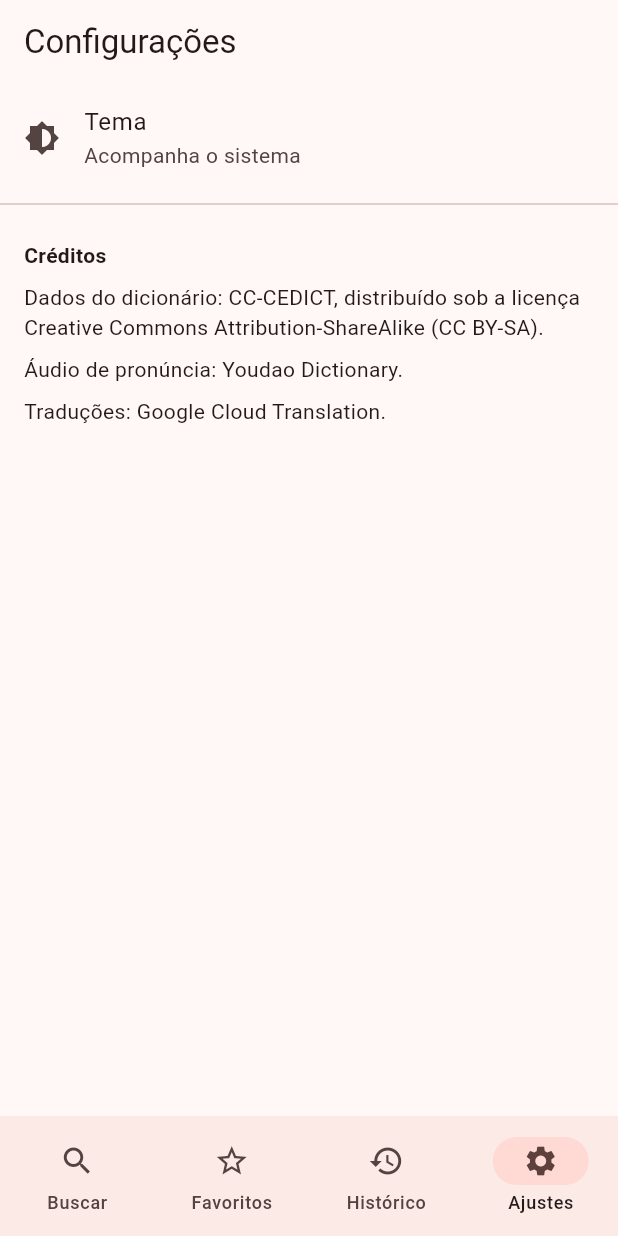
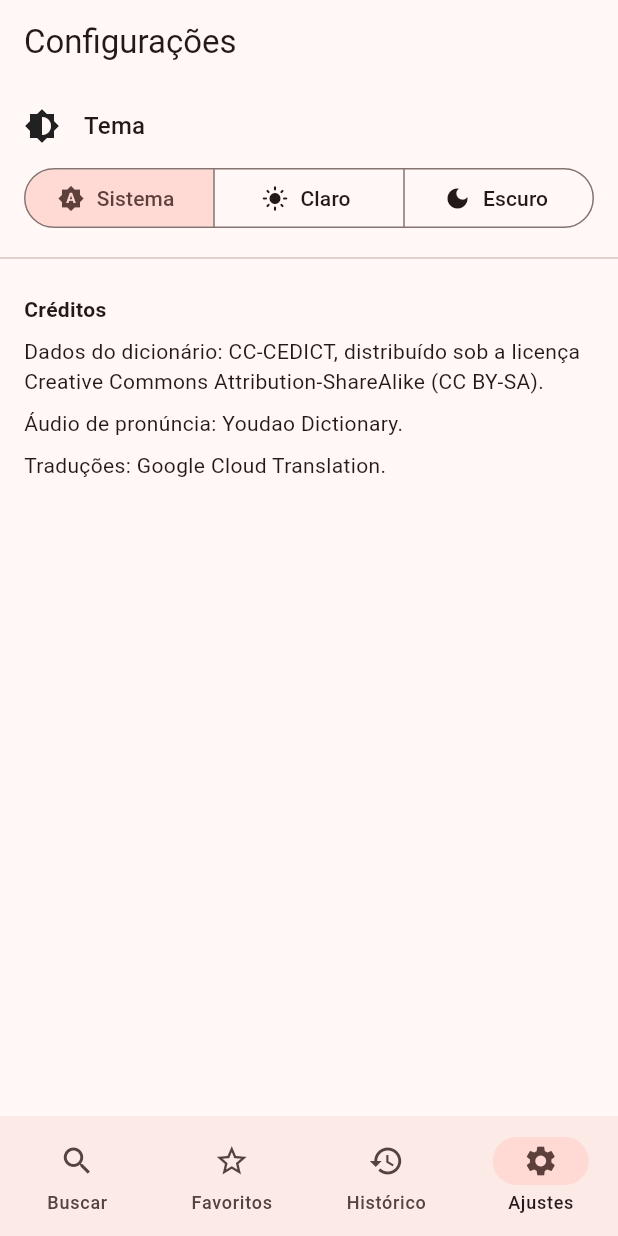
Before and after one commit to jvmarinho061/Translate-app-for-mandarin-students, a Flutter app: the screen it shows after launch, item 4 of the bottom bar chosen, on a phone screen of 412 x 824 dp. Run offline on Flutter 3.47's test engine with Material 3 defaults, Android fonts, the phone set to English and light mode, and no system bars; our stand-ins replace dio, equatable, flutter_bloc, go_router, hive_ce, hive_ce_flutter and 2 more; accounts and stored records are empty.

Commit message:
mudanca modo escuro

```diff
--- a/lib/app/app.dart
+++ b/lib/app/app.dart
@@ -7,6 +7,8 @@ import 'package:pinyinapp/core/di/dependencies.dart';
 import 'package:pinyinapp/features/dictionary/presentation/cubit/search_cubit.dart';
 import 'package:pinyinapp/features/favorites/presentation/cubit/favorites_cubit.dart';
 import 'package:pinyinapp/features/history/presentation/cubit/history_cubit.dart';
+import 'package:pinyinapp/features/settings/domain/entities/app_theme_mode.dart';
+import 'package:pinyinapp/features/settings/presentation/cubit/theme_cubit.dart';
 
 class PinyinApp extends StatefulWidget {
   const PinyinApp({required this.dependencies, super.key});
@@ -33,14 +35,19 @@ class _PinyinAppState extends State<PinyinApp> {
         BlocProvider(
           create: (_) => HistoryCubit(widget.dependencies.history),
         ),
+        BlocProvider(
+          create: (_) => ThemeCubit(widget.dependencies.settings),
+        ),
       ],
-      child: MaterialApp.router(
-        title: 'pinyinapp',
-        debugShowCheckedModeBanner: false,
-        theme: AppTheme.light(),
-        darkTheme: AppTheme.dark(),
-        themeMode: ThemeMode.system,
-        routerConfig: _router,
+      child: BlocBuilder<ThemeCubit, AppThemeMode>(
+        builder: (context, mode) => MaterialApp.router(
+          title: 'pinyinapp',
+          debugShowCheckedModeBanner: false,
+          theme: AppTheme.light(),
+          darkTheme: AppTheme.dark(),
+          themeMode: mode.toFlutter(),
+          routerConfig: _router,
+        ),
       ),
     );
   }
--- /dev/null
+++ b/lib/features/settings/domain/entities/app_theme_mode.dart
@@ -0,0 +1,12 @@
+enum AppThemeMode {
+  system,
+  light,
+  dark;
+
+  static AppThemeMode fromName(String? name) {
+    for (final mode in AppThemeMode.values) {
+      if (mode.name == name) return mode;
+    }
+    return AppThemeMode.system;
+  }
+}
--- /dev/null
+++ b/lib/features/settings/domain/repositories/settings_repository.dart
@@ -0,0 +1,8 @@
+import 'package:pinyinapp/core/result/result.dart';
+import 'package:pinyinapp/features/settings/domain/entities/app_theme_mode.dart';
+
+abstract interface class SettingsRepository {
+  Result<AppThemeMode> readThemeMode();
+
+  Future<Result<void>> saveThemeMode(AppThemeMode mode);
+}
--- /dev/null
+++ b/lib/features/settings/presentation/cubit/theme_cubit.dart
@@ -0,0 +1,18 @@
+import 'package:flutter_bloc/flutter_bloc.dart';
+import 'package:pinyinapp/features/settings/domain/entities/app_theme_mode.dart';
+import 'package:pinyinapp/features/settings/domain/repositories/settings_repository.dart';
+
+class ThemeCubit extends Cubit<AppThemeMode> {
+  ThemeCubit(this.repository)
+      : super(
+          repository.readThemeMode().valueOrNull ?? AppThemeMode.system,
+        );
+
+  final SettingsRepository repository;
+
+  Future<void> select(AppThemeMode mode) async {
+    if (mode == state) return;
+    emit(mode);
+    await repository.saveThemeMode(mode);
+  }
+}
--- a/lib/features/settings/presentation/pages/settings_page.dart
+++ b/lib/features/settings/presentation/pages/settings_page.dart
@@ -1,4 +1,7 @@
 import 'package:flutter/material.dart';
+import 'package:flutter_bloc/flutter_bloc.dart';
+import 'package:pinyinapp/features/settings/domain/entities/app_theme_mode.dart';
+import 'package:pinyinapp/features/settings/presentation/cubit/theme_cubit.dart';
 
 class SettingsPage extends StatelessWidget {
   const SettingsPage({super.key});
@@ -9,14 +12,64 @@ class SettingsPage extends StatelessWidget {
       appBar: AppBar(title: const Text('Configurações')),
       body: ListView(
         children: const [
-          ListTile(
-            leading: Icon(Icons.brightness_6),
-            title: Text('Tema'),
-            subtitle: Text('Acompanha o sistema'),
-          ),
+          _ThemeSelector(),
           Divider(),
           _Attribution(),
         ],
+      ),
+    );
+  }
+}
+
+class _ThemeSelector extends StatelessWidget {
+  const _ThemeSelector();
+
+  @override
+  Widget build(BuildContext context) {
+    return BlocBuilder<ThemeCubit, AppThemeMode>(
+      builder: (context, mode) => Padding(
+        padding: const EdgeInsets.fromLTRB(16, 16, 16, 8),
+        child: Column(
+          crossAxisAlignment: CrossAxisAlignment.start,
+          children: [
+            Row(
+              children: [
+                const Icon(Icons.brightness_6),
+                const SizedBox(width: 16),
+                Text('Tema', style: Theme.of(context).textTheme.titleMedium),
+              ],
+            ),
+            const SizedBox(height: 12),
+            SizedBox(
+              width: double.infinity,
+              child: SegmentedButton<AppThemeMode>(
+                // Rótulos ocultos no modo estreito seriam ambíguos, então os
+                // ícones acompanham o texto em todas as larguras.
+                segments: const [
+                  ButtonSegment(
+                    value: AppThemeMode.system,
+                    icon: Icon(Icons.brightness_auto),
+                    label: Text('Sistema'),
+                  ),
+                  ButtonSegment(
+                    value: AppThemeMode.light,
+                    icon: Icon(Icons.light_mode),
+                    label: Text('Claro'),
+                  ),
+                  ButtonSegment(
+                    value: AppThemeMode.dark,
+                    icon: Icon(Icons.dark_mode),
+                    label: Text('Escuro'),
+                  ),
+                ],
+                selected: {mode},
+                showSelectedIcon: false,
+                onSelectionChanged: (selection) =>
+                    context.read<ThemeCubit>().select(selection.first),
+              ),
+            ),
+          ],
+        ),
       ),
     );
   }
--- a/lib/features/translation/data/providers/google/google_translation_provider.dart
+++ b/lib/features/translation/data/providers/google/google_translation_provider.dart
@@ -20,9 +20,6 @@ class GoogleTranslationProvider implements TranslationProvider {
 
   final Dio dio;
   final GoogleTranslateCredentials credentials;
-
-  /// Só é injetado no Android, onde a restrição de app da chave se aplica;
-  /// `null` nas demais plataformas significa não enviar os headers.
   final GoogleAndroidClient? androidClient;
   final GoogleLanguageCodec codec;
   final GoogleErrorMapper errorMapper;
```
Also changed, not shown: lib/app/theme/app_theme.dart (+10 -0 lines), lib/core/config/api_config.dart (+0 -10 lines), lib/core/database/hive_boxes.dart (+7 -1 lines), lib/core/di/dependencies.dart (+10 -0 lines), lib/features/settings/data/datasources/settings_local_data_source.dart (added, +30 -0 lines), lib/features/settings/data/repositories/settings_repository_impl.dart (added, +33 -0 lines), 1 other file.
